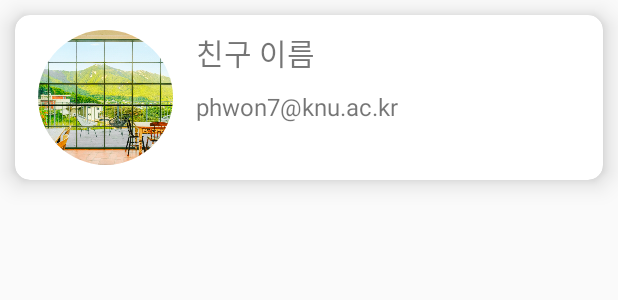
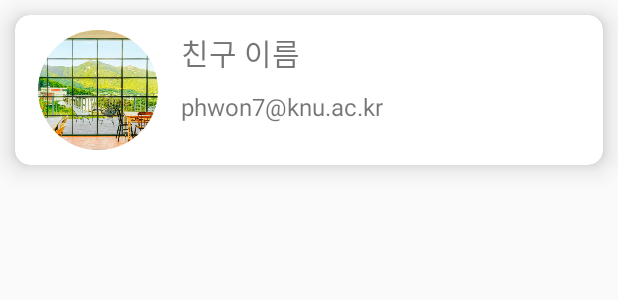
Before and after one commit to ehtjsv2/FitaPetService_Client_Personal_Version, an Android app: the layout friend_list.xml on its own in the app's theme, with its tools: preview values and no code run, on a phone screen of 412 x 824 dp. Shown: the top 300 px of the screen. Run offline under Robolectric (Android 15) with nearby library versions, the phone set to English and light mode, and no system bars.

Commit message:
add scrollview

```diff
--- a/app/src/main/res/layout/fragment_home.xml
+++ b/app/src/main/res/layout/fragment_home.xml
@@ -1,4 +1,7 @@
 <?xml version="1.0" encoding="utf-8"?>
+<ScrollView xmlns:android="http://schemas.android.com/apk/res/android"
+    android:layout_width="match_parent"
+    android:layout_height="match_parent">
     <LinearLayout xmlns:android="http://schemas.android.com/apk/res/android"
         xmlns:tools="http://schemas.android.com/tools"
         android:layout_width="match_parent"
@@ -133,5 +136,6 @@
 
         </HorizontalScrollView>
 
+    </LinearLayout>
 
-</LinearLayout>
+</ScrollView>
--- a/app/src/main/res/layout/friend_list.xml
+++ b/app/src/main/res/layout/friend_list.xml
@@ -24,8 +24,8 @@
 
         <de.hdodenhof.circleimageview.CircleImageView
             android:id="@+id/FriendImage"
-            android:layout_width="90dp"
-            android:layout_height="90dp"
+            android:layout_width="80dp"
+            android:layout_height="80dp"
             android:src="@drawable/example1"
             android:layout_marginBottom="10dp"
             android:layout_marginRight="15dp"
```
Lines whose indentation alone changed are shown as unchanged.
